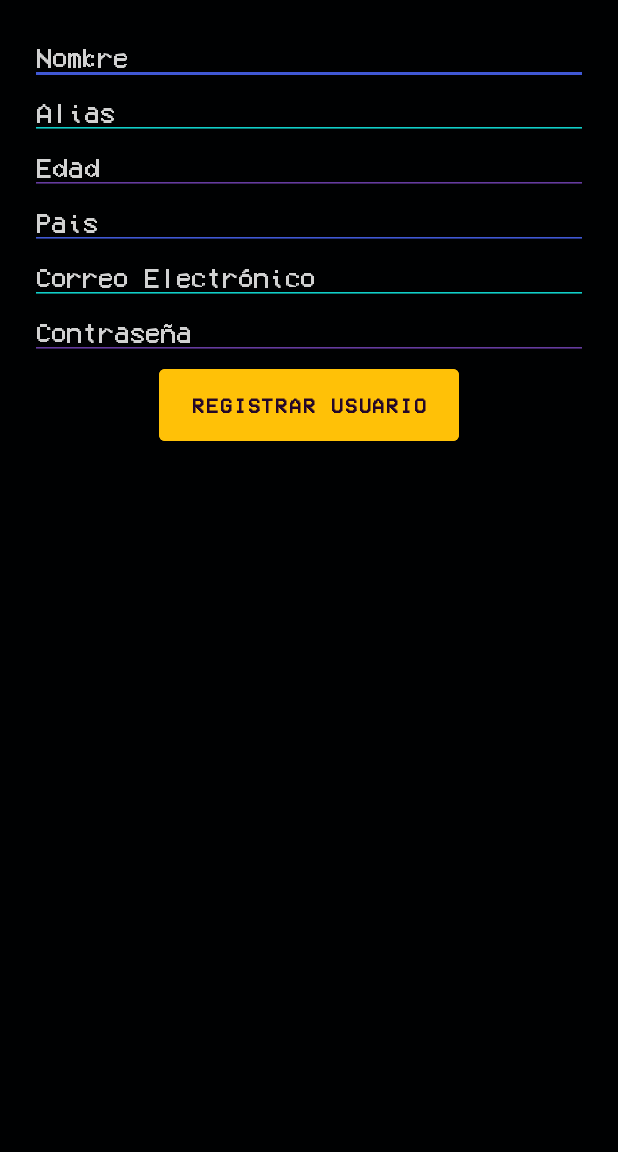
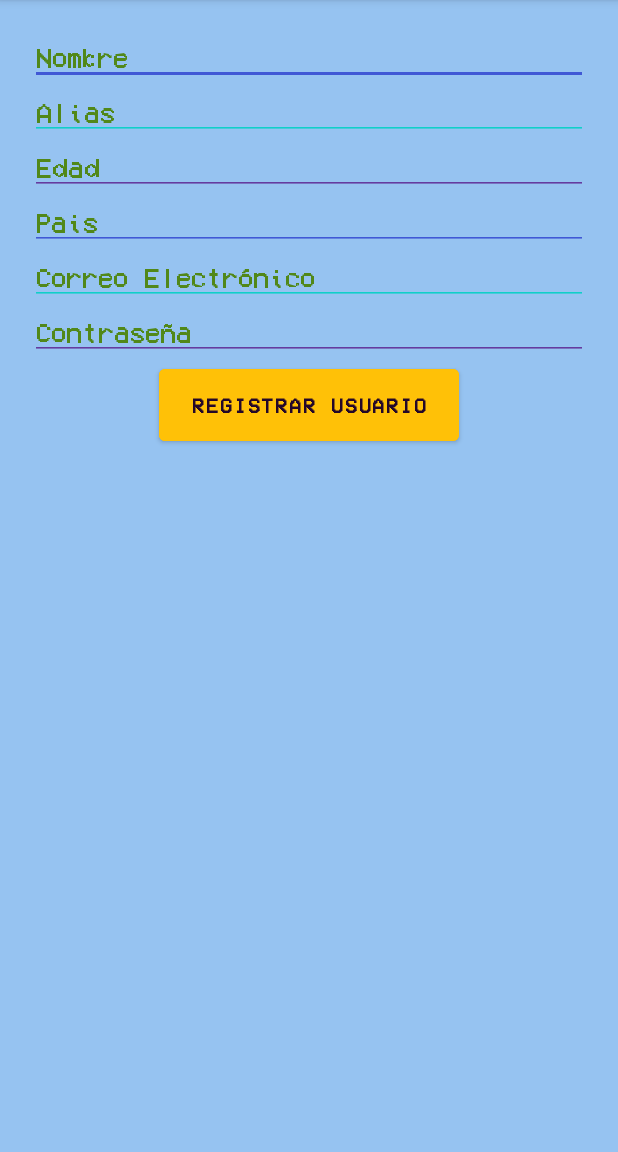
Before and after one commit to miguelaguilarv/TRIOGB, an Android app: the RegistroActivity screen opened directly, with no data from a screen before it, on a phone screen of 412 x 824 dp, the part 84-1236 px from its top. Run offline under Robolectric (Android 15) with nearby library versions, the light colour scheme and no system bars; our stand-ins replace Firebase (no records; nobody signed in at launch, a user with empty details on screens opened directly).

Commit message:
Cambio color de fondo y letra a interfaz de registro

```diff
--- a/app/src/main/res/layout/activity_registro.xml
+++ b/app/src/main/res/layout/activity_registro.xml
@@ -4,7 +4,7 @@
     xmlns:tools="http://schemas.android.com/tools"
     android:layout_width="match_parent"
     android:layout_height="match_parent"
-    android:background="#000102"
+    android:background="#96C3F1"
     android:padding="20dp"
     tools:context=".RegistroActivity">
 
@@ -25,7 +25,7 @@
 
         <EditText
             android:id="@+id/editTextName"
-            android:textColorHint="#D1D1D1"
+            android:textColorHint="#518819"
             android:layout_width="match_parent"
             android:layout_height="wrap_content"
             android:fontFamily="@font/triogb"
@@ -34,7 +34,7 @@
 
         <EditText
             android:id="@+id/editTextAlias"
-            android:textColorHint="#D1D1D1"
+            android:textColorHint="#518819"
             android:layout_width="match_parent"
             android:layout_height="wrap_content"
             android:fontFamily="@font/triogb"
@@ -43,7 +43,7 @@
 
         <EditText
             android:id="@+id/editTextEdad"
-            android:textColorHint="#D1D1D1"
+            android:textColorHint="#518819"
             android:layout_width="match_parent"
             android:layout_height="wrap_content"
             android:fontFamily="@font/triogb"
@@ -52,7 +52,7 @@
 
         <EditText
             android:id="@+id/editTextPais"
-            android:textColorHint="#D1D1D1"
+            android:textColorHint="#518819"
             android:layout_width="match_parent"
             android:layout_height="wrap_content"
             android:fontFamily="@font/triogb"
@@ -61,7 +61,7 @@
 
         <EditText
             android:id="@+id/editTextEmail"
-            android:textColorHint="#D1D1D1"
+            android:textColorHint="#518819"
             android:layout_width="match_parent"
             android:layout_height="wrap_content"
             android:fontFamily="@font/triogb"
@@ -70,7 +70,7 @@
 
         <EditText
             android:id="@+id/editTextPassword"
-            android:textColorHint="#D1D1D1"
+            android:textColorHint="#518819"
             android:layout_width="match_parent"
             android:layout_height="wrap_content"
             android:fontFamily="@font/triogb"
```
